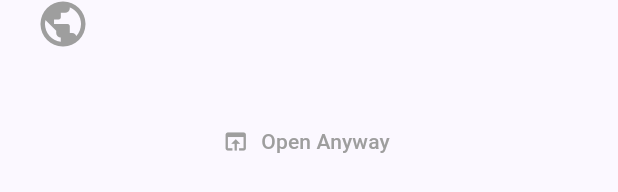
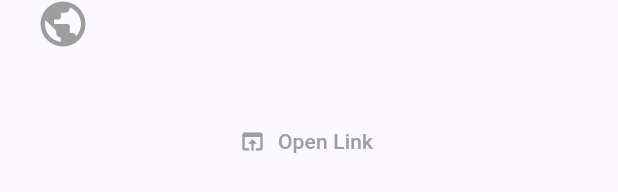
Before and after one commit to ashtonisher/scanpeek, a Flutter app: the UrlPreviewSheet widget shown alone on an empty page, opened directly with empty values, on a phone screen of 412 x 824 dp. Shown: the part 252-444 px from the top of the screen. Run offline on Flutter 3.47's test engine with Material 3 defaults, Android fonts, the phone set to English and light mode, and no system bars; our stand-ins replace google_mobile_ads, image_picker, shared_preferences; missing offline and left inert: mobile_scanner; accounts and stored records are empty; network calls fail.

Commit message:
feat(ui): modify custom schema button text & safe open text

```diff
--- a/lib/l10n/app_en.arb
+++ b/lib/l10n/app_en.arb
@@ -19,9 +19,10 @@
     }
   },
   "checking": "Checking...",
-  "safeOpenButton": "🔍 Check Link",
+  "safeOpenButton": "Check Link",
   "openAnywayButton": "Open Anyway",
   "ignoreAndOpen": "Ignore Warning & Open",
+  "openLinkButton": "Open Link",
   "closeButton": "Close",
   "galleryNoQrFound": "No QR code found in this image.",
   "galleryAnalyzing": "Analyzing QR code..."
--- a/lib/l10n/app_ja.arb
+++ b/lib/l10n/app_ja.arb
@@ -19,9 +19,10 @@
     }
   },
   "checking": "確認中...",
-  "safeOpenButton": "🔍 リンクを検査する",
+  "safeOpenButton": "リンクを検査する",
   "openAnywayButton": "そのまま開く",
   "ignoreAndOpen": "警告を無視して開く",
+  "openLinkButton": "リンクを開く",
   "closeButton": "閉じる",
   "galleryNoQrFound": "画像からQRコードが見つかりませんでした。",
   "galleryAnalyzing": "QRコードを解析中..."
--- a/lib/l10n/app_ko.arb
+++ b/lib/l10n/app_ko.arb
@@ -19,9 +19,10 @@
     }
   },
   "checking": "검사 중...",
-  "safeOpenButton": "🔍 링크 검사하기",
+  "safeOpenButton": "링크 검사하기",
   "openAnywayButton": "그냥 열기",
   "ignoreAndOpen": "경고 무시하고 열기",
+  "openLinkButton": "링크 열기",
   "closeButton": "닫기",
   "galleryNoQrFound": "이미지에서 QR코드를 찾을 수 없어요.",
   "galleryAnalyzing": "QR코드 분석 중..."
--- a/lib/l10n/app_localizations.dart
+++ b/lib/l10n/app_localizations.dart
@@ -189,7 +189,7 @@ abstract class AppLocalizations {
   /// No description provided for @safeOpenButton.
   ///
   /// In en, this message translates to:
-  /// **'🔍 Check Link'**
+  /// **'Check Link'**
   String get safeOpenButton;
 
   /// No description provided for @openAnywayButton.
@@ -203,6 +203,12 @@ abstract class AppLocalizations {
   /// In en, this message translates to:
   /// **'Ignore Warning & Open'**
   String get ignoreAndOpen;
+
+  /// No description provided for @openLinkButton.
+  ///
+  /// In en, this message translates to:
+  /// **'Open Link'**
+  String get openLinkButton;
 
   /// No description provided for @closeButton.
   ///
--- a/lib/l10n/app_localizations_en.dart
+++ b/lib/l10n/app_localizations_en.dart
@@ -53,13 +53,16 @@ class AppLocalizationsEn extends AppLocalizations {
   String get checking => 'Checking...';
 
   @override
-  String get safeOpenButton => '🔍 Check Link';
+  String get safeOpenButton => 'Check Link';
 
   @override
   String get openAnywayButton => 'Open Anyway';
 
   @override
   String get ignoreAndOpen => 'Ignore Warning & Open';
+
+  @override
+  String get openLinkButton => 'Open Link';
 
   @override
   String get closeButton => 'Close';
--- a/lib/l10n/app_localizations_ja.dart
+++ b/lib/l10n/app_localizations_ja.dart
@@ -53,13 +53,16 @@ class AppLocalizationsJa extends AppLocalizations {
   String get checking => '確認中...';
 
   @override
-  String get safeOpenButton => '🔍 リンクを検査する';
+  String get safeOpenButton => 'リンクを検査する';
 
   @override
   String get openAnywayButton => 'そのまま開く';
 
   @override
   String get ignoreAndOpen => '警告を無視して開く';
+
+  @override
+  String get openLinkButton => 'リンクを開く';
 
   @override
   String get closeButton => '閉じる';
--- a/lib/l10n/app_localizations_ko.dart
+++ b/lib/l10n/app_localizations_ko.dart
@@ -53,13 +53,16 @@ class AppLocalizationsKo extends AppLocalizations {
   String get checking => '검사 중...';
 
   @override
-  String get safeOpenButton => '🔍 링크 검사하기';
+  String get safeOpenButton => '링크 검사하기';
 
   @override
   String get openAnywayButton => '그냥 열기';
 
   @override
   String get ignoreAndOpen => '경고 무시하고 열기';
+
+  @override
+  String get openLinkButton => '링크 열기';
 
   @override
   String get closeButton => '닫기';
--- a/lib/l10n/app_localizations_zh.dart
+++ b/lib/l10n/app_localizations_zh.dart
@@ -53,13 +53,16 @@ class AppLocalizationsZh extends AppLocalizations {
   String get checking => '检查中...';
 
   @override
-  String get safeOpenButton => '🔍 检查链接';
+  String get safeOpenButton => '检查链接';
 
   @override
   String get openAnywayButton => '直接打开';
 
   @override
   String get ignoreAndOpen => '忽略警告并打开';
+
+  @override
+  String get openLinkButton => '打开链接';
 
   @override
   String get closeButton => '关闭';
--- a/lib/l10n/app_zh.arb
+++ b/lib/l10n/app_zh.arb
@@ -19,9 +19,10 @@
     }
   },
   "checking": "检查中...",
-  "safeOpenButton": "🔍 检查链接",
+  "safeOpenButton": "检查链接",
   "openAnywayButton": "直接打开",
   "ignoreAndOpen": "忽略警告并打开",
+  "openLinkButton": "打开链接",
   "closeButton": "关闭",
   "galleryNoQrFound": "在此图片中找不到二维码。",
   "galleryAnalyzing": "正在解析二维码..."
--- a/lib/main.dart
+++ b/lib/main.dart
@@ -1057,7 +1057,7 @@ class _UrlPreviewSheetState extends State<UrlPreviewSheet> {
             child: TextButton.icon(
               onPressed: widget.onOpen,
               icon: const Icon(Icons.open_in_browser),
-              label: Text(l10n.openAnywayButton),
+              label: Text(widget.onSafePreview == null ? l10n.openLinkButton : l10n.openAnywayButton),
               style: TextButton.styleFrom(foregroundColor: Colors.grey),
             ),
           ),
--- a/pubspec.yaml
+++ b/pubspec.yaml
@@ -16,7 +16,7 @@ publish_to: "none" # Remove this line if you wish to publish to pub.dev
 # https://developer.apple.com/library/archive/documentation/General/Reference/InfoPlistKeyReference/Articles/CoreFoundationKeys.html
 # In Windows, build-name is used as the major, minor, and patch parts
 # of the product and file versions while build-number is used as the build suffix.
-version: 1.1.0+4
+version: 1.1.0+6
 
 environment:
   sdk: ^3.11.4
```
